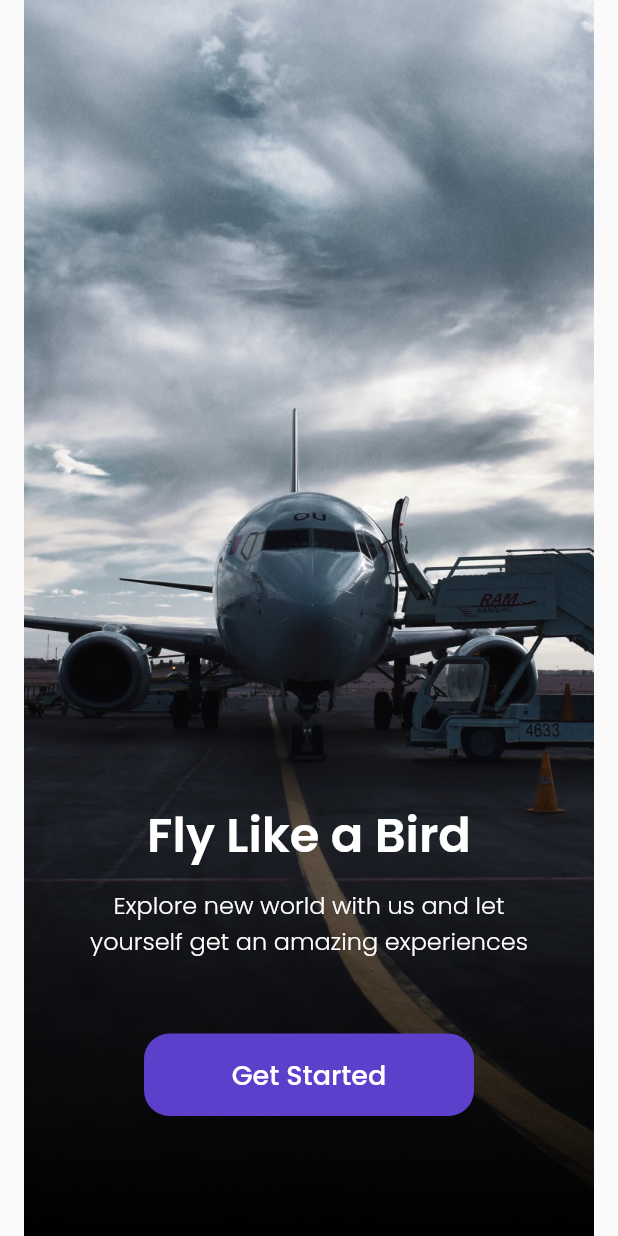
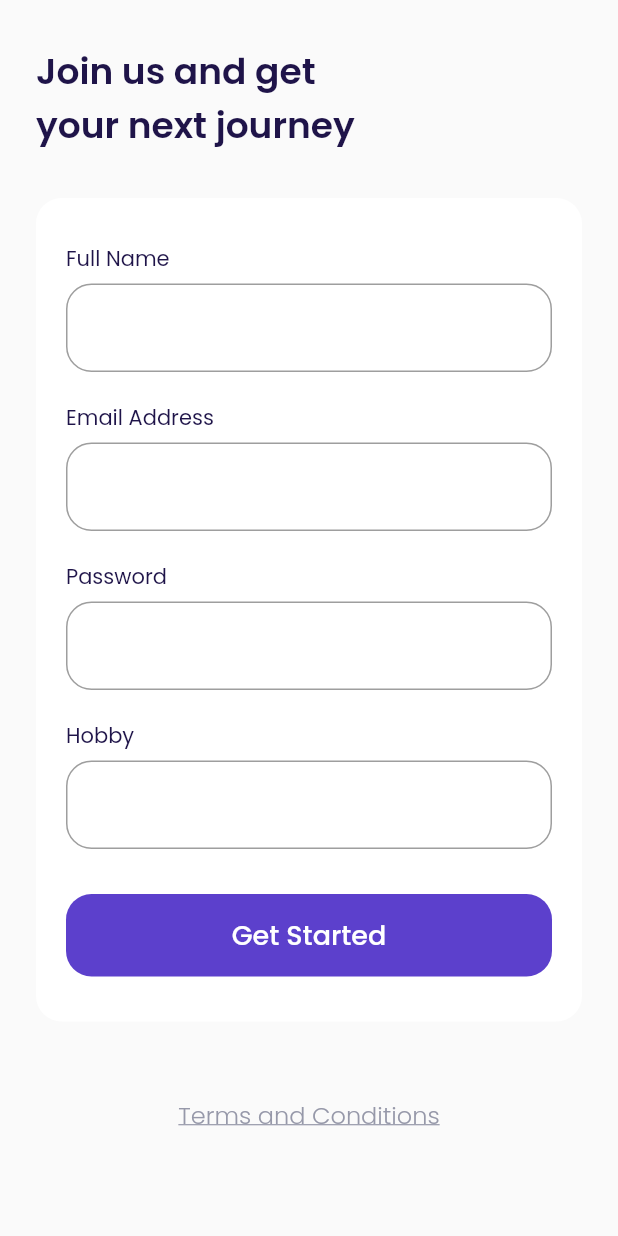
Before and after one commit to asbiqalalawi/airplane, a Flutter app: the screen it shows after launch, after a tap on "Get Started", on a phone screen of 412 x 824 dp. Run offline on Flutter 3.47's test engine with Material 2 defaults, Android fonts, the phone set to English and light mode, and no system bars; our stand-ins replace google_fonts.

Commit message:
Slicing sign up page

```diff
--- a/lib/main.dart
+++ b/lib/main.dart
@@ -1,4 +1,5 @@
 import 'package:airplane/ui/pages/get_started_page.dart';
+import 'package:airplane/ui/pages/sign_up_page.dart';
 import 'package:airplane/ui/pages/splash_page.dart';
 import 'package:flutter/material.dart';
 
@@ -14,6 +15,7 @@ class MyApp extends StatelessWidget {
       routes: {
         '/': (context) => const SplashPage(),
         '/get-started': (context) => const GetStartedPage(),
+        '/sign-up': (context) => const SignUpPage(),
       },
     );
   }
--- a/lib/ui/pages/get_started_page.dart
+++ b/lib/ui/pages/get_started_page.dart
@@ -54,7 +54,7 @@ class GetStartedPage extends StatelessWidget {
                         borderRadius: BorderRadius.circular(defautRadius),
                       ),
                     ),
-                    onPressed: () {},
+                    onPressed: () => Navigator.pushNamed(context, '/sign-up'),
                     child: Text(
                       'Get Started',
                       style: whiteTextStyle.copyWith(
--- /dev/null
+++ b/lib/ui/pages/sign_up_page.dart
@@ -0,0 +1,258 @@
+import 'package:airplane/shared/theme.dart';
+import 'package:flutter/material.dart';
+
+class SignUpPage extends StatelessWidget {
+  const SignUpPage({Key? key}) : super(key: key);
+
+  @override
+  Widget build(BuildContext context) {
+    Widget title() {
+      return Container(
+        margin: const EdgeInsets.only(top: 30),
+        child: Text(
+          'Join us and get\nyour next journey',
+          style: blackTextStyle.copyWith(
+            fontSize: 24,
+            fontWeight: semiBold,
+          ),
+        ),
+      );
+    }
+
+    Widget inputSection() {
+      Widget nameField() {
+        return Container(
+          margin: const EdgeInsets.only(bottom: 20),
+          child: Column(
+            crossAxisAlignment: CrossAxisAlignment.start,
+            children: [
+              Text(
+                'Full Name',
+                style: blackTextStyle.copyWith(
+                  fontSize: 14,
+                  fontWeight: regular,
+                ),
+              ),
+              const SizedBox(
+                height: 6,
+              ),
+              TextFormField(
+                cursorColor: blackColor,
+                decoration: InputDecoration(
+                  border: OutlineInputBorder(
+                    borderRadius: BorderRadius.circular(
+                      defautRadius,
+                    ),
+                  ),
+                  focusedBorder: OutlineInputBorder(
+                    borderRadius: BorderRadius.circular(
+                      defautRadius,
+                    ),
+                    borderSide: const BorderSide(
+                      color: primaryColor,
+                    ),
+                  ),
+                ),
+              ),
+            ],
+          ),
+        );
+      }
+
+      Widget emailField() {
+        return Container(
+          margin: const EdgeInsets.only(bottom: 20),
+          child: Column(
+            crossAxisAlignment: CrossAxisAlignment.start,
+            children: [
+              Text(
+                'Email Address',
+                style: blackTextStyle.copyWith(
+                  fontSize: 14,
+                  fontWeight: regular,
+                ),
+              ),
+              const SizedBox(
+                height: 6,
+              ),
+              TextFormField(
+                cursorColor: blackColor,
+                decoration: InputDecoration(
+                  border: OutlineInputBorder(
+                    borderRadius: BorderRadius.circular(
+                      defautRadius,
+                    ),
+                  ),
+                  focusedBorder: OutlineInputBorder(
+                    borderRadius: BorderRadius.circular(
+                      defautRadius,
+                    ),
+                    borderSide: const BorderSide(
+                      color: primaryColor,
+                    ),
+                  ),
+                ),
+              ),
+            ],
+          ),
+        );
+      }
+
+      Widget passwordField() {
+        return Container(
+          margin: const EdgeInsets.only(bottom: 20),
+          child: Column(
+            crossAxisAlignment: CrossAxisAlignment.start,
+            children: [
+              Text(
+                'Password',
+                style: blackTextStyle.copyWith(
+                  fontSize: 14,
+                  fontWeight: regular,
+                ),
+              ),
+              const SizedBox(
+                height: 6,
+              ),
+              TextFormField(
+                cursorColor: blackColor,
+                obscureText: true,
+                decoration: InputDecoration(
+                  border: OutlineInputBorder(
+                    borderRadius: BorderRadius.circular(
+                      defautRadius,
+                    ),
+                  ),
+                  focusedBorder: OutlineInputBorder(
+                    borderRadius: BorderRadius.circular(
+                      defautRadius,
+                    ),
+                    borderSide: const BorderSide(
+                      color: primaryColor,
+                    ),
+                  ),
+                ),
+              ),
+            ],
+          ),
+        );
+      }
+
+      Widget hobbyField() {
+        return Container(
+          margin: const EdgeInsets.only(bottom: 30),
+          child: Column(
+            crossAxisAlignment: CrossAxisAlignment.start,
+            children: [
+              Text(
+                'Hobby',
+                style: blackTextStyle.copyWith(
+                  fontSize: 14,
+                  fontWeight: regular,
+                ),
+              ),
+              const SizedBox(
+                height: 6,
+              ),
+              TextFormField(
+                cursorColor: blackColor,
+                decoration: InputDecoration(
+                  border: OutlineInputBorder(
+                    borderRadius: BorderRadius.circular(
+                      defautRadius,
+                    ),
+                  ),
+                  focusedBorder: OutlineInputBorder(
+                    borderRadius: BorderRadius.circular(
+                      defautRadius,
+                    ),
+                    borderSide: const BorderSide(
+                      color: primaryColor,
+                    ),
+                  ),
+                ),
+              ),
+            ],
+          ),
+        );
+      }
+
+      Widget getStartedButton() {
+        return SizedBox(
+          height: 55,
+          width: double.infinity,
+          child: TextButton(
+              onPressed: () {},
+              style: TextButton.styleFrom(
+                backgroundColor: primaryColor,
+                shape: RoundedRectangleBorder(
+                  borderRadius: BorderRadius.circular(
+                    defautRadius,
+                  ),
+                ),
+              ),
+              child: Text(
+                'Get Started',
+                style: whiteTextStyle.copyWith(
+                  fontSize: 18,
+                  fontWeight: medium,
+                ),
+              )),
+        );
+      }
+
+      return Container(
+        margin: const EdgeInsets.only(top: 30),
+        padding: const EdgeInsets.symmetric(
+          horizontal: 20,
+          vertical: 30,
+        ),
+        decoration: BoxDecoration(
+          color: whiteColor,
+          borderRadius: BorderRadius.circular(
+            defautRadius,
+          ),
+        ),
+        child: Column(
+          children: [
+            nameField(),
+            emailField(),
+            passwordField(),
+            hobbyField(),
+            getStartedButton(),
+          ],
+        ),
+      );
+    }
+
+    Widget tncButton() {
+      return Container(
+        alignment: Alignment.center,
+        margin: const EdgeInsets.only(top: 50, bottom: 73),
+        child: Text(
+          'Terms and Conditions',
+          style: greyTextStyle.copyWith(
+            fontSize: 16,
+            fontWeight: light,
+            decoration: TextDecoration.underline,
+          ),
+        ),
+      );
+    }
+
+    return Scaffold(
+      backgroundColor: backgroundColor,
+      body: SafeArea(
+          child: ListView(
+        padding: const EdgeInsets.symmetric(
+          horizontal: defautMargin,
+        ),
+        children: [
+          title(),
+          inputSection(),
+          tncButton(),
+        ],
+      )),
+    );
+  }
+}
```
